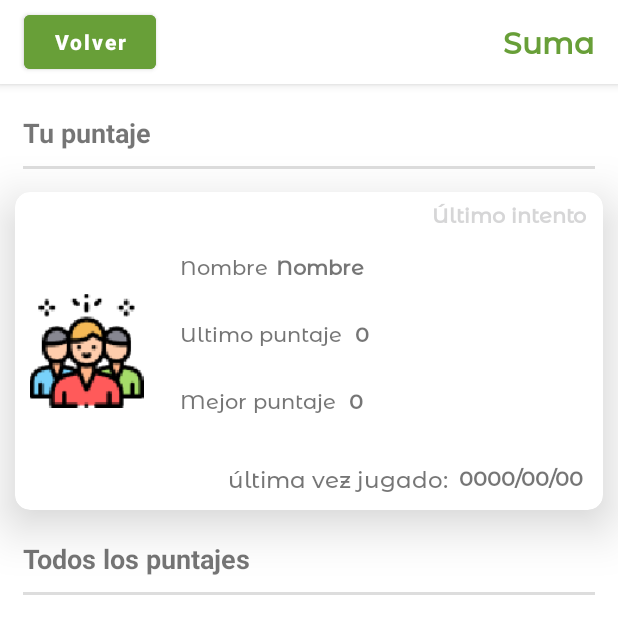
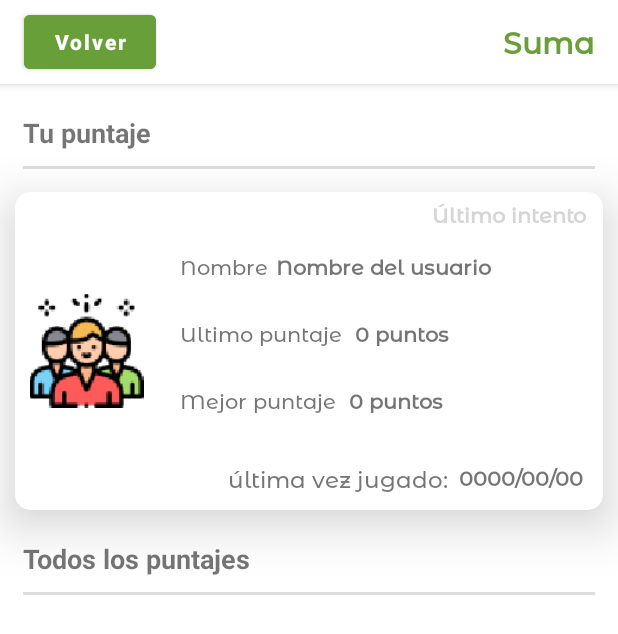
Before and after one commit to PaulGuillen/MathGame, an Android app: the SumDetailActivity screen opened directly, with no data from a screen before it, on a phone screen of 412 x 824 dp. Shown: the top 634 px of the screen. Run offline under Robolectric (Android 15) with nearby library versions, the light colour scheme and no system bars; our stand-ins replace CircleImageView, Firebase (no records; nobody signed in at launch, a user with empty details on screens opened directly), Shimmer; libraries missing offline, so code that uses them is left out: com.github.mikephil.charting.

Commit message:
Logic in SumDetail filtring descending data from best points to lower point

```diff
--- a/app/src/main/java/devpaul/business/piensarapido/activities/detaildashboard/game/mult/GameOverMultiplicacionActivity.kt
+++ b/app/src/main/java/devpaul/business/piensarapido/activities/detaildashboard/game/mult/GameOverMultiplicacionActivity.kt
@@ -107,7 +107,7 @@ class GameOverMultiplicacionActivity : AppCompatActivity() {
         FirebaseAuth.getInstance().currentUser?.metadata?.apply {
 
             val uiduser = auth.currentUser?.uid
-            val bestPoints = tvHighScore?.text.toString() + "\r" + "puntos"
+            val bestPoints = tvHighScore?.text.toString().toInt()
             val lastTry = tvPoints?.text.toString() + "\r" + "puntos"
             val name = tvName?.text.toString()
             val lastname = tvLastname?.text.toString()
--- a/app/src/main/java/devpaul/business/piensarapido/activities/detaildashboard/game/rest/GameOverRestActivity.kt
+++ b/app/src/main/java/devpaul/business/piensarapido/activities/detaildashboard/game/rest/GameOverRestActivity.kt
@@ -104,7 +104,7 @@ class GameOverRestActivity : AppCompatActivity() {
         FirebaseAuth.getInstance().currentUser?.metadata?.apply {
 
             val uiduser = auth.currentUser?.uid
-            val bestPoints = tvHighScore?.text.toString() + "\r" + "puntos"
+            val bestPoints = tvHighScore?.text.toString().toInt()
             val lastTry = tvPoints?.text.toString() + "\r" + "puntos"
             val name = tvName?.text.toString()
             val lastname = tvLastname?.text.toString()
--- a/app/src/main/java/devpaul/business/piensarapido/activities/detaildashboard/game/sum/GameOverSumaActivity.kt
+++ b/app/src/main/java/devpaul/business/piensarapido/activities/detaildashboard/game/sum/GameOverSumaActivity.kt
@@ -117,7 +117,7 @@ class GameOverSumaActivity : AppCompatActivity() {
         FirebaseAuth.getInstance().currentUser?.metadata?.apply {
 
             val uiduser = auth.currentUser?.uid
-            val bestPoints = tvHighScore?.text.toString() + "\r" + "puntos"
+            val bestPoints = tvHighScore?.text.toString().toInt()
             val lastTry = tvPoints?.text.toString() + "\r" + "puntos"
             val name = tvName?.text.toString()
             val lastname = tvLastname?.text.toString()
--- a/app/src/main/java/devpaul/business/piensarapido/activities/detaildashboard/perfil/operations/sum/SumDetailActivity.kt
+++ b/app/src/main/java/devpaul/business/piensarapido/activities/detaildashboard/perfil/operations/sum/SumDetailActivity.kt
@@ -126,21 +126,21 @@ class SumDetailActivity : AppCompatActivity() {
 
                     val name = document.getString("name")
                     val lastname = document.getString("lastname")
-                    val bestPoints = document.getString("bestPoints")
+                    val bestPoints = document.getLong("bestPoints")?.toInt()
                     val lastTry = document.getString("lastTry")
                     val lastTimePlayed = document.getString("lastTimePlayed")
 
                     txtName?.text = name
-                    txtBestPoints?.text = bestPoints
+                    txtBestPoints?.text = bestPoints.toString() + "\r" + "puntos"
                     txtLastTry?.text = lastTry
                     textlastTimePlayed?.text = lastTimePlayed
 
 
 
                 } else {
-                    txtName?.text = "Nombre"
-                    txtBestPoints?.text = "0"
-                    txtLastTry?.text = "0"
+                    txtName?.text = "Nombre del usuario"
+                    txtBestPoints?.text = "0 puntos"
+                    txtLastTry?.text = "0 puntos"
                     textlastTimePlayed?.text = "0000/00/00"
 
                 }
@@ -154,7 +154,8 @@ class SumDetailActivity : AppCompatActivity() {
 
     @SuppressLint("NotifyDataSetChanged")
     private fun getDatSumStudents() {
-        db.collection(Constants.PATH_POINTS_SUM).orderBy("bestPoints", Query.Direction.ASCENDING)
+        //PUNTAJE DE MAYOR A MENOR, CAMPO = MEJOR PUNTAJE
+        db.collection(Constants.PATH_POINTS_SUM).orderBy("bestPoints", Query.Direction.DESCENDING)
             .get()
             .addOnSuccessListener { documents ->
                 if(!documents.isEmpty){
--- a/app/src/main/java/devpaul/business/piensarapido/adapter/PointsAdapter.kt
+++ b/app/src/main/java/devpaul/business/piensarapido/adapter/PointsAdapter.kt
@@ -1,5 +1,6 @@
 package devpaul.business.piensarapido.adapter
 
+import android.annotation.SuppressLint
 import android.content.Context
 import android.content.Intent
 import android.util.Log
@@ -21,11 +22,12 @@ class PointsAdapter (private val context: Context, private val pointsList: Mutab
         return MyViewHolder(itemVIew)
     }
 
+    @SuppressLint("SetTextI18n")
     override fun onBindViewHolder(holder: MyViewHolder, position: Int) {
 
         val category = pointsList[position]
         holder.textNombre.text = pointsList[position].name
-        holder.textMejorPuntaje.text = pointsList[position].bestPoints
+        holder.textMejorPuntaje.text = pointsList[position].bestPoints.toString() + "\r" + "puntos"
         holder.textUltimoIntento.text = pointsList[position].lastTry
         holder.textultimoacceso.text = pointsList[position].lastTimePlayed
 
--- a/app/src/main/java/devpaul/business/piensarapido/model/Points.kt
+++ b/app/src/main/java/devpaul/business/piensarapido/model/Points.kt
@@ -4,7 +4,7 @@ class Points(
     var userId: String? = null,
     var name: String? = null,
     var lastname: String? = null,
-    var bestPoints: String? = null,
+    var bestPoints: Int? = null,
     var lastTry: String? = null,
     var lastTimePlayed: String? = null,
     var lasTimeAcces: String? = null,
--- a/app/src/main/res/layout/activity_perfil.xml
+++ b/app/src/main/res/layout/activity_perfil.xml
@@ -28,7 +28,7 @@
                 android:layout_alignParentTop="true"
                 android:layout_alignParentEnd="true"
                 android:orientation="vertical"
-                tools:ignore="UselessParent">
+                tools:ignore="RelativeOverlap,UselessParent">
 
                 <Button
                     android:id="@+id/btn_salir"
```
